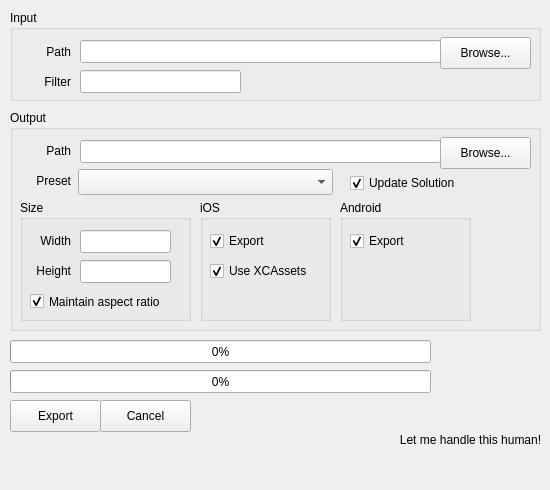
Qt form svgToolLayout.ui (fhaze/FlandreSVGTool) before a commit.
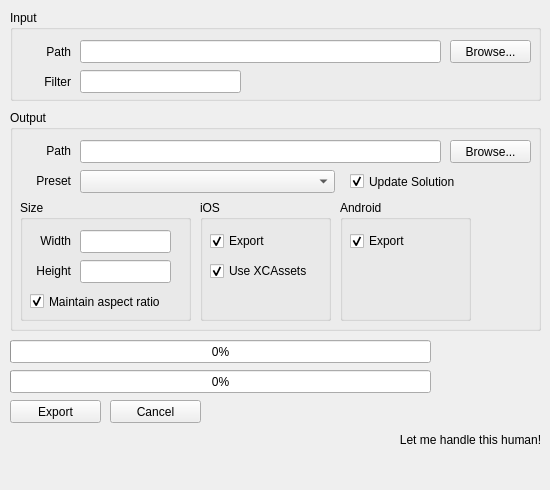
The same form after that commit.

Diff of the .ui file:
```diff
--- a/svgToolLayout.ui
+++ b/svgToolLayout.ui
@@ -53,10 +53,10 @@
     <widget class="QPushButton" name="btnInputDir">
      <property name="geometry">
       <rect>
-       <x>430</x>
-       <y>27</y>
-       <width>91</width>
-       <height>32</height>
+       <x>440</x>
+       <y>30</y>
+       <width>81</width>
+       <height>23</height>
       </rect>
      </property>
      <property name="sizePolicy">
@@ -165,10 +165,10 @@
     <widget class="QPushButton" name="btnOutputDir">
      <property name="geometry">
       <rect>
-       <x>430</x>
-       <y>27</y>
-       <width>91</width>
-       <height>32</height>
+       <x>440</x>
+       <y>30</y>
+       <width>81</width>
+       <height>23</height>
       </rect>
      </property>
      <property name="text">
@@ -191,10 +191,10 @@
     <widget class="QComboBox" name="comboBoxMode">
      <property name="geometry">
       <rect>
-       <x>68</x>
-       <y>59</y>
+       <x>70</x>
+       <y>60</y>
        <width>255</width>
-       <height>26</height>
+       <height>23</height>
       </rect>
      </property>
     </widget>
@@ -403,7 +403,7 @@
        <x>340</x>
        <y>60</y>
        <width>181</width>
-       <height>26</height>
+       <height>23</height>
       </rect>
      </property>
      <property name="text">
@@ -420,7 +420,7 @@
       <x>10</x>
       <y>400</y>
       <width>91</width>
-      <height>32</height>
+      <height>23</height>
      </rect>
     </property>
     <property name="text">
@@ -496,10 +496,10 @@
    <widget class="QPushButton" name="btnCancel">
     <property name="geometry">
      <rect>
-      <x>100</x>
+      <x>110</x>
       <y>400</y>
       <width>91</width>
-      <height>32</height>
+      <height>23</height>
      </rect>
     </property>
     <property name="text">
```
Left out of the diff: 2 changed lines with no effect on the pictures.
